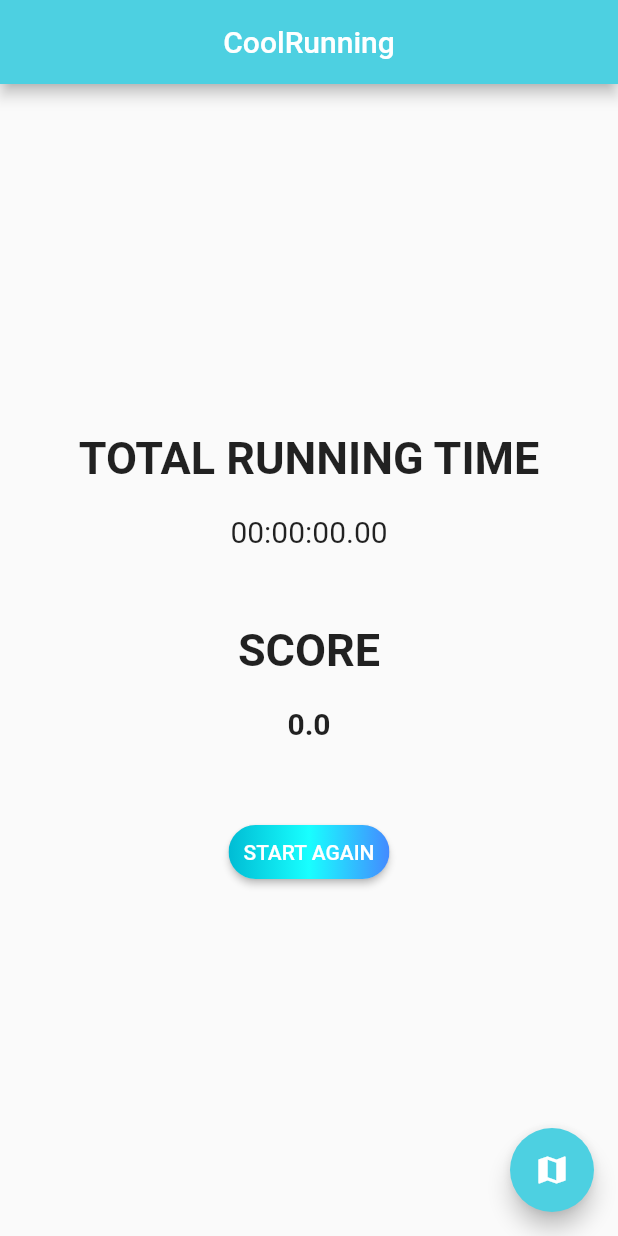
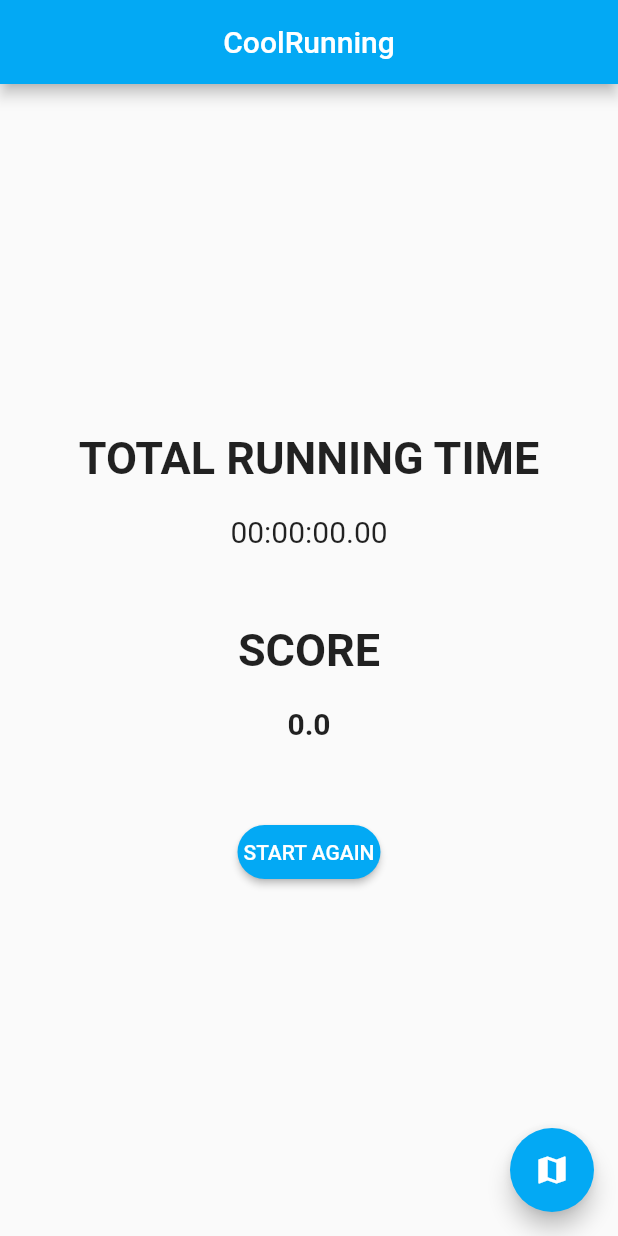
Before and after one commit to swrookie/CoolRunning, a Flutter app: the screen it shows after launch, after a tap on "PREPARE RUNNING", after a tap on "STOP", on a phone screen of 412 x 824 dp. Run offline on Flutter 3.47's test engine with Material 2 defaults, Android fonts, the phone set to English and light mode, and no system bars; our stand-ins replace audioplayers, flutter_spinkit, fluttertoast, geolocator, google_maps_flutter, permission_handler and 1 more; missing offline and left inert: flutter_polyline_points; generated files the repository leaves out were written again.

Commit message:
Changes
Changed some of button colors and map correctly shows the running routes when running is done

```diff
--- a/lib/constants.dart
+++ b/lib/constants.dart
@@ -11,7 +11,7 @@ const textInputDecoration = InputDecoration(
 );
 
 var titleAppBar = AppBar(
-  backgroundColor: Colors.cyan[300],
+  backgroundColor: Colors.lightBlue,
   title: Text('CoolRunning'),
   centerTitle: true,
 );
--- a/lib/home.dart
+++ b/lib/home.dart
@@ -188,8 +188,13 @@ class _HomeState extends State<Home> with WidgetsBindingObserver
             SizedBox(height: 100.0),
             Align(
               child: RaisedButton(
-                shape: RoundedRectangleBorder(borderRadius: BorderRadius.circular(80.0)),
-                padding: EdgeInsets.all(0.0),
+                padding: EdgeInsets.all(7.0),
+                color: Colors.lightBlue,
+                shape: StadiumBorder(),
+                child: Text(
+                  'PREPARE RUNNING',
+                  style: TextStyle(color: Colors.white),
+                ),
                 onPressed: () {
                   if (_permissionGranted)
                   {
@@ -201,33 +206,15 @@ class _HomeState extends State<Home> with WidgetsBindingObserver
                   else
                   {
                     Fluttertoast.showToast(
-                      msg: 'Please enable location service',
+                      msg: 'PLEASE ENABLE LOCATION SERVICE FROM SETTINGS',
                       toastLength: Toast.LENGTH_SHORT,
                       gravity: ToastGravity.BOTTOM,
-                      backgroundColor: Colors.red[200],
+                      backgroundColor: Colors.redAccent,
                       textColor: Colors.white,
                       fontSize: 15.0
                     );
-                  }
-                  //print('Button Works!');
+                  };
                 },
-                child: Ink(
-                  decoration: const BoxDecoration(
-                    gradient: LinearGradient(
-                      colors: <Color>[
-                        Colors.cyan,
-                        Colors.cyanAccent,
-                        Colors.blueAccent,
-                      ],
-                    ),
-                    borderRadius: BorderRadius.all(Radius.circular(80.0)),
-                  ),
-                  padding: EdgeInsets.all(10.0),
-                  child: Text(
-                    'PREPARE RUNNING',
-                    style: TextStyle(color: Colors.white),
-                  ),
-                ),
               ),
             ),
           ],
--- a/lib/results.dart
+++ b/lib/results.dart
@@ -15,7 +15,6 @@ class _ResultState extends State<Result>
   Widget build(BuildContext context)
   {
     data = ModalRoute.of(context).settings.arguments;
-    //print(data);
 
     return Scaffold(
       appBar: titleAppBar,
@@ -46,28 +45,16 @@ class _ResultState extends State<Result>
             SizedBox(height: 50.0),
             Align(
               child: RaisedButton(
+                padding: EdgeInsets.all(4.0),
+                color: Colors.lightBlue,
+                shape: StadiumBorder(),
+                child: Text(
+                  'START AGAIN',
+                  style: TextStyle(color: Colors.white),
+                ),
                 onPressed: () {
                   Navigator.pushReplacementNamed(context, '/');
                 },
-                shape: RoundedRectangleBorder(borderRadius: BorderRadius.circular(80.0)),
-                padding: EdgeInsets.all(0.0),
-                child: Ink(
-                  decoration: const BoxDecoration(
-                    gradient: LinearGradient(
-                      colors: <Color>[
-                        Colors.cyan,
-                        Colors.cyanAccent,
-                        Colors.blueAccent,
-                      ],
-                    ),
-                    borderRadius: BorderRadius.all(Radius.circular(80.0)),
-                  ),
-                  padding: EdgeInsets.all(10.0),
-                  child: Text(
-                    'START AGAIN',
-                    style: TextStyle(color: Colors.white),
-                  ),
-                ),
               ),
             ),
           ],
@@ -80,7 +67,7 @@ class _ResultState extends State<Result>
         child: Icon(
           Icons.map,
         ),
-        backgroundColor: Colors.cyan[300],
+        backgroundColor: Colors.lightBlue
       ),
     );
   }
--- a/lib/running.dart
+++ b/lib/running.dart
@@ -1,11 +1,12 @@
 import 'dart:async';
 
-import 'package:audioplayers/audioplayers.dart';
 import 'package:flutter/material.dart';
 import 'package:flutter_coolrunning/constants.dart';
 import 'package:stop_watch_timer/stop_watch_timer.dart';
 import 'package:geolocator/geolocator.dart';
+import 'package:audioplayers/audioplayers.dart';
 import 'package:audioplayers/audio_cache.dart';
+import 'package:fluttertoast/fluttertoast.dart';
 import 'package:flutter_coolrunning/speed_monitor.dart';
 
 class Running extends StatefulWidget
@@ -22,30 +23,49 @@ class _RunningState extends State<Running>
   Position _position;
   double currentSpeed = 0.0;
   double targetSpeed = 0.0;
-  bool preparation = false;
-  bool loading = true;
+  bool startEnabled = false;
   AudioPlayer player = AudioPlayer();
   AudioCache cache;
-  // Timer timer;
   SpeedMonitor speedMonitor = SpeedMonitor(runType: RunningType.start, errorType: ErrorType.correct);
-  final Stream<Position> _positionStream = GeolocatorPlatform.instance.getPositionStream();
+  final Stream<Position> _positionStream = GeolocatorPlatform.instance.getPositionStream(
+    desiredAccuracy: LocationAccuracy.bestForNavigation,
+  );
   final String _slowDownSound = 'slow_down.mp3';
   final String _speedUpSound = 'speed_up.mp3';
   final StopWatchTimer _stopWatchTimer = StopWatchTimer();
 
+  void startRunning()
+  {
+    _stopWatchTimer.onExecute.add(StopWatchExecute.start);
+    speedMonitor.setRunType(RunningType.running);
+    print('State after start is pressed ' + speedMonitor.getRunType().toString());
+  }
+
+  void stopRunning() async
+  {
+    _stopWatchTimer.onExecute.add(StopWatchExecute.stop);
+    speedMonitor.setRunType(RunningType.finished);
+    print('State after stop is pressed ' + speedMonitor.getRunType().toString());
+    await Navigator.pushReplacementNamed(context, '/results', arguments: {
+      'totalTime': displayTime,
+      'speedScore': speedMonitor.getScore().roundToDouble(),
+    });
+  }
+
   void checkMonitor()
   {
+    SpeedMonitor.addCoordinates(_position.latitude, _position.longitude);
     print('Current running type: ' + speedMonitor.getRunType().toString());
     speedMonitor.compareSpeed(currentSpeed, targetSpeed);
     print('Current error type: ' + speedMonitor.getErrorType().toString());
     if (speedMonitor.getErrorType() == ErrorType.tooSlow)
     {
-      //timer = Timer.periodic(const Duration(seconds: 3), (_) => cache.play(speedUpSound));
+      //Timer.periodic(const Duration(seconds: 3), (_) => cache.play(speedUpSound));
       cache.play(_speedUpSound);
     }
     else if (speedMonitor.getErrorType() == ErrorType.tooFast)
     {
-      //timer = Timer.periodic(const Duration(seconds: 3), (_) => cache.play(slowDownSound));
+      //Timer.periodic(const Duration(seconds: 3), (_) => cache.play(slowDownSound));
       cache.play(_slowDownSound);
     }
     else
@@ -118,26 +138,24 @@ class _RunningState extends State<Running>
                       style: TextStyle(fontSize: 20.0, fontWeight: FontWeight.bold),
                     ),
                     SizedBox(height: 20.0),
-                    /// DISPLAY CURRENT SPEED FROM STREAM
+                    /// DISPLAY CURRENT SPEED FROM GEOLOCATOR STREAM
                     Padding(
                       padding: EdgeInsets.only(bottom: 0.0),
                       child: StreamBuilder<Position>(
                         stream: _positionStream,
                         initialData: _position,
                         builder: (context, snapshot) {
+                          print(snapshot);
                           if (snapshot.hasData)
                           {
-                            loading = false;
                             _position = snapshot.data;
-                            currentSpeed = _position.speed * 3.6;
-                            if (preparation == true)
+                            if (startEnabled == false)
                             {
-                              SpeedMonitor.setStartLatLng(_position?.latitude, _position?.longitude);
-                              print('Starting coordinate: ${SpeedMonitor.getStartCoord()}');
-                              preparation = !preparation;
+                              startEnabled = !startEnabled;
                             }
                             if (speedMonitor.getRunType() == RunningType.running)
                             {
+                              currentSpeed = _position.speed * 3.6;
                               checkMonitor();
                             }
                           }
@@ -181,44 +199,38 @@ class _RunningState extends State<Running>
                       mainAxisAlignment: MainAxisAlignment.center,
                       children: <Widget>[
                         Padding(
-                          padding: EdgeInsets.symmetric(horizontal: 4),
+                          padding: EdgeInsets.symmetric(horizontal: 4.0),
                           child: RaisedButton(
-                            padding: EdgeInsets.all(4),
-                            color: Colors.lightBlue,
+                            padding: EdgeInsets.all(4.0),
+                            color: Colors.greenAccent,
                             shape: StadiumBorder(),
                             child: Text(
                               'START',
                               style: TextStyle(color: Colors.white),
                             ),
                             onPressed: () async {
-                              preparation = true;
-                              /*SpeedMonitor.setStartLatLng(_position?.latitude, _position?.longitude);
-                              print('Starting coordinate: ${SpeedMonitor.getStartCoord()}');*/
-                              _stopWatchTimer.onExecute.add(StopWatchExecute.start);
-                              speedMonitor.setRunType(RunningType.running);
-                              print('State after start is pressed ' + speedMonitor.getRunType().toString());
-                            },
+                              startEnabled ? startRunning() : Fluttertoast.showToast(
+                                  msg: 'PLEASE WAIT',
+                                  toastLength: Toast.LENGTH_SHORT,
+                                  gravity: ToastGravity.BOTTOM,
+                                  backgroundColor: Colors.redAccent,
+                                  textColor: Colors.white,
+                                  fontSize: 15.0);
+                            }
                           ),
                         ),
                         Padding(
-                          padding: EdgeInsets.symmetric(horizontal: 4),
+                          padding: EdgeInsets.symmetric(horizontal: 4.0),
                           child: RaisedButton(
                             padding: EdgeInsets.all(4),
-                            color: Colors.green,
+                            color: Colors.redAccent,
                             shape: StadiumBorder(),
                             child: Text(
                               'STOP',
                               style: TextStyle(color: Colors.white),
                             ),
                             onPressed: () async {
-                              _stopWatchTimer.onExecute.add(StopWatchExecute.stop);
-                              speedMonitor.setRunType(RunningType.finished);
-                              print('State after stop is pressed ' + speedMonitor.getRunType().toString());
-                              SpeedMonitor.setDestLatLng(_position?.latitude, _position?.longitude);
-                              await Navigator.pushReplacementNamed(context, '/results', arguments: {
-                                'totalTime': displayTime,
-                                'speedScore': speedMonitor.getScore().roundToDouble(),
-                              });
+                              stopRunning();
                             },
                           ),
                         ),
--- a/pubspec.yaml
+++ b/pubspec.yaml
@@ -32,6 +32,7 @@ dependencies:
   stop_watch_timer: ^0.6.0+1
   geolocator: ^6.0.0+2
   google_maps_flutter: ^0.5.31
+  flutter_map: ^0.10.1+1
   flutter_polyline_points: ^0.2.3
   http: ^0.12.2
   json_serializable: ^3.4.1
```
Also changed, not shown: lib/map_routes.dart (+32 -18 lines), lib/speed_monitor.dart (+13 -26 lines), pubspec.lock.
